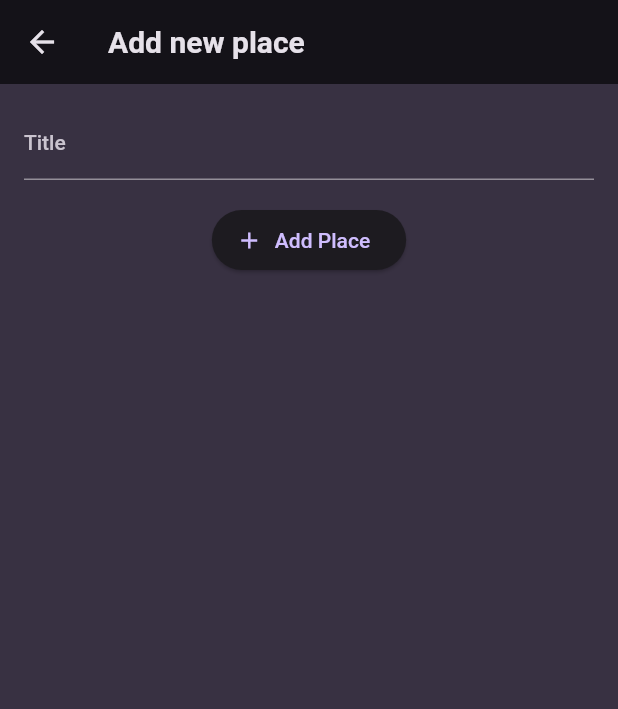
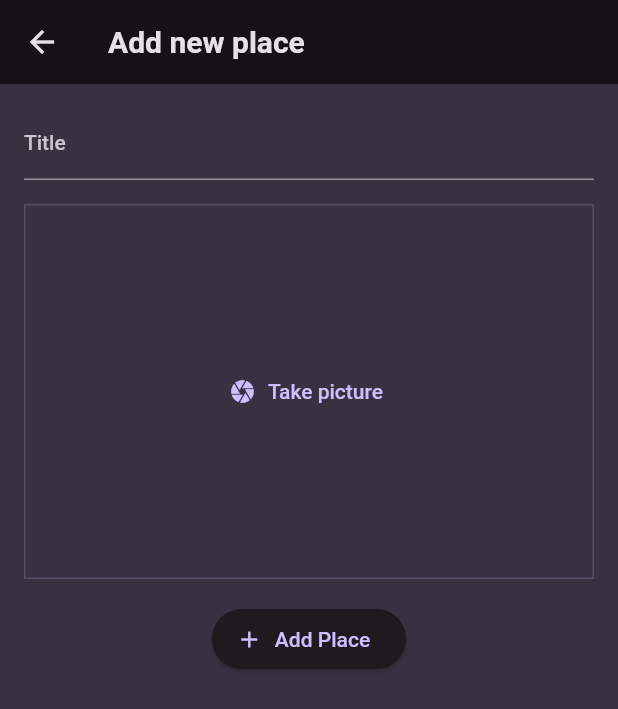
Before and after one commit to asif-marakkar/Flutter_places_app, a Flutter app: the screen it shows after launch, after a tap on the "add" icon, on a phone screen of 412 x 824 dp. Shown: the top 709 px of the screen. Run offline on Flutter 3.47's test engine with Material 2 defaults, Android fonts, the phone set to English and light mode, and no system bars; our stand-ins replace flutter_riverpod, google_fonts, image_picker.

Commit message:
taking image using camera and show it on UI.

```diff
--- a/lib/models/place.dart
+++ b/lib/models/place.dart
@@ -1,10 +1,12 @@
 import 'package:uuid/uuid.dart';
+import 'dart:io';
 
 const uuid = Uuid();
 
 class Place {
-  Place({required this.title}) : id = uuid.v4();
+  Place({required this.title, required this.image}) : id = uuid.v4();
 
   String title;
   String id;
+  File image;
 }
--- a/lib/providers/places_provider.dart
+++ b/lib/providers/places_provider.dart
@@ -1,11 +1,12 @@
 import 'package:flutter_riverpod/flutter_riverpod.dart';
 import 'package:places_app/models/place.dart';
+import 'dart:io';
 
 class PlacesNotifier extends StateNotifier<List<Place>> {
   PlacesNotifier() : super(const []);
 
-  void addPlace(String title) {
-    state = [Place(title: title), ...state];
+  void addPlace(String title, File image) {
+    state = [Place(title: title, image: image), ...state];
   }
 }
 
--- a/lib/screens/add_place.dart
+++ b/lib/screens/add_place.dart
@@ -1,6 +1,8 @@
+import 'dart:io';
 import 'package:flutter/material.dart';
 import 'package:flutter_riverpod/flutter_riverpod.dart';
 import 'package:places_app/providers/places_provider.dart';
+import 'package:places_app/widgets/image_input.dart';
 
 class AddPlaceScreen extends ConsumerStatefulWidget {
   const AddPlaceScreen({super.key});
@@ -11,6 +13,7 @@ class AddPlaceScreen extends ConsumerStatefulWidget {
 
 class _AddPlaceScreenState extends ConsumerState<AddPlaceScreen> {
   final _titleController = TextEditingController();
+  File? _pickedImage;
 
   @override
   void dispose() {
@@ -20,10 +23,10 @@ class _AddPlaceScreenState extends ConsumerState<AddPlaceScreen> {
 
   void _savePlace() {
     final enteredText = _titleController.text.trim();
-    if (enteredText.isEmpty) {
+    if (enteredText.isEmpty || _pickedImage == null) {
       return;
     }
-    ref.read(placesProvider.notifier).addPlace(enteredText);
+    ref.read(placesProvider.notifier).addPlace(enteredText, _pickedImage!);
     Navigator.of(context).pop();
   }
 
@@ -49,6 +52,12 @@ class _AddPlaceScreenState extends ConsumerState<AddPlaceScreen> {
             const SizedBox(
               height: 16,
             ),
+            ImageInput(
+              onPick: (image) => _pickedImage = image,
+            ),
+            const SizedBox(
+              height: 16,
+            ),
             ElevatedButton.icon(
               onPressed: _savePlace,
               icon: const Icon(Icons.add),
--- a/lib/screens/places.dart
+++ b/lib/screens/places.dart
@@ -24,7 +24,10 @@ class PlacesScreen extends ConsumerWidget {
           ),
         ],
       ),
-      body: PlacesList(places: places),
+      body: Padding(
+        padding: const EdgeInsets.all(8.0),
+        child: PlacesList(places: places),
+      ),
     );
   }
 }
--- a/lib/widgets/image_input.dart
+++ b/lib/widgets/image_input.dart
@@ -0,0 +1,61 @@
+import 'package:flutter/material.dart';
+import 'package:image_picker/image_picker.dart';
+import 'dart:io';
+
+class ImageInput extends StatefulWidget {
+  const ImageInput({super.key, required this.onPick});
+
+  final Function(File image) onPick;
+
+  @override
+  State<StatefulWidget> createState() => _ImageInputState();
+}
+
+class _ImageInputState extends State<ImageInput> {
+  File? _pickedImage;
+
+  void _takePicture() async {
+    final imagePicker = ImagePicker();
+    final pickedImage =
+        await imagePicker.pickImage(source: ImageSource.camera, maxWidth: 600);
+    if (pickedImage == null) {
+      return;
+    }
+    setState(() {
+      _pickedImage = File(pickedImage.path);
+    });
+    widget.onPick(_pickedImage!);
+  }
+
+  @override
+  Widget build(BuildContext context) {
+    Widget content = TextButton.icon(
+      onPressed: _takePicture,
+      icon: const Icon(Icons.camera),
+      label: const Text('Take picture'),
+    );
+    if (_pickedImage != null) {
+      content = GestureDetector(
+        onTap: _takePicture,
+        child: Image.file(
+          _pickedImage!,
+          fit: BoxFit.cover,
+          width: double.infinity,
+          height: double.infinity,
+        ),
+      );
+    }
+    return Container(
+      alignment: Alignment.center,
+      decoration: BoxDecoration(
+        border: Border.all(
+          width: 1,
+          color: Theme.of(context).colorScheme.primary.withOpacity(0.2),
+        ),
+      ),
+      width: double.infinity,
+      height: 250,
+      child: content,
+    );
+  }
+}
--- a/lib/widgets/places_list.dart
+++ b/lib/widgets/places_list.dart
@@ -1,6 +1,6 @@
 import 'package:flutter/material.dart';
 import 'package:places_app/models/place.dart';
-import 'package:places_app/screens/places.detail.dart';
+import 'package:places_app/screens/places_detail.dart';
 
 class PlacesList extends StatelessWidget {
   const PlacesList({super.key, required this.places});
@@ -24,6 +24,10 @@ class PlacesList extends StatelessWidget {
     return ListView.builder(
       itemCount: places.length,
       itemBuilder: (cxt, index) => ListTile(
+        leading: CircleAvatar(
+          radius: 25,
+          backgroundImage: FileImage(places[index].image),
+        ),
         title: Text(
           places[index].title,
           style: textTheme.titleMedium!.copyWith(
--- a/pubspec.yaml
+++ b/pubspec.yaml
@@ -38,6 +38,7 @@ dependencies:
   google_fonts: ^5.1.0
   flutter_riverpod: ^2.3.6
   uuid: ^3.0.7
+  image_picker: ^1.0.0
 
 dev_dependencies:
   flutter_test:
```
Also changed, not shown: lib/screens/places_detail.dart (renamed from lib/screens/places.detail.dart, +10 -1 lines), pubspec.lock, 6 other files.
